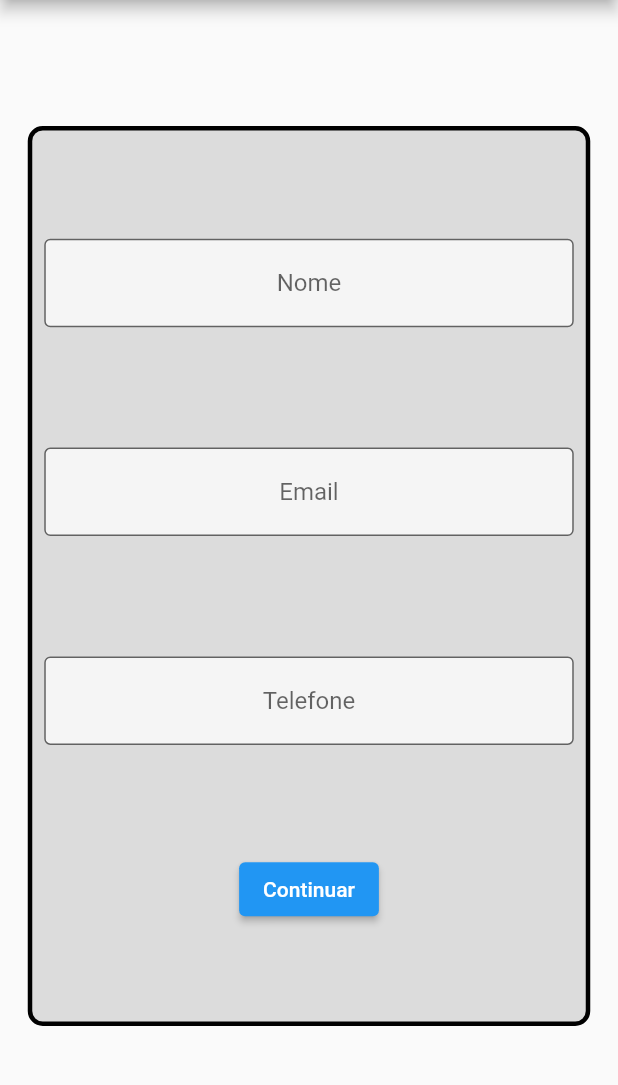
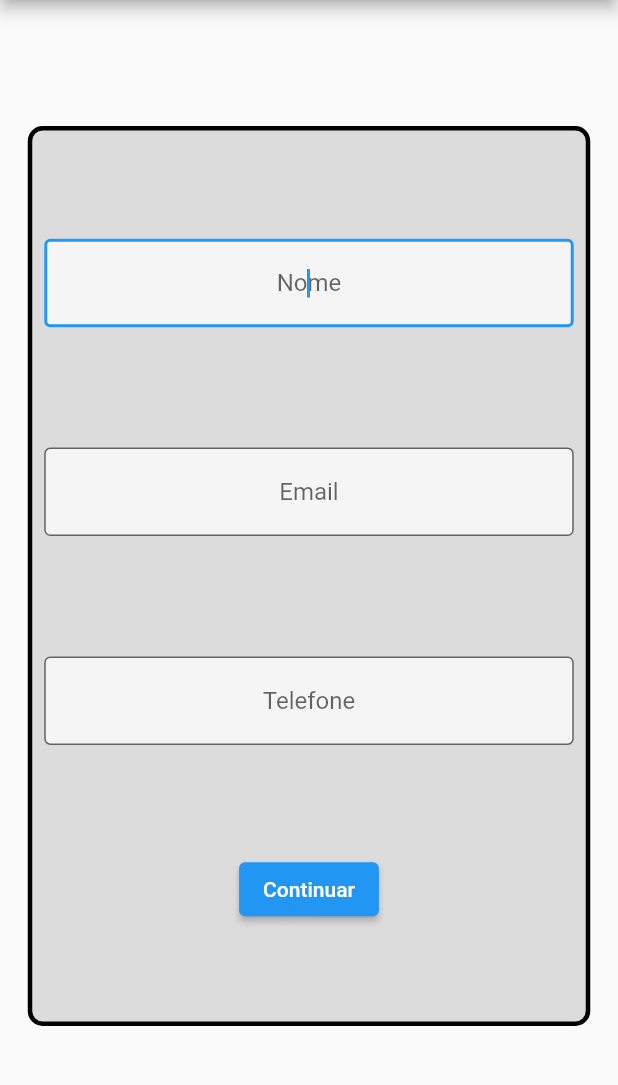
Before and after one commit to BlackLeg15/formulario_curso, a Flutter app: the screen it shows after launch, on a phone screen of 412 x 824 dp, the part 84-1169 px from its top. Run offline on Flutter 3.47's test engine with Material 2 defaults, Android fonts, the phone set to English and light mode, and no system bars; our stand-ins replace mask_text_input_formatter.

Commit message:
feat: inherited widget, masks, focus node

```diff
--- a/lib/controller/tema_controller.dart
+++ /dev/null
@@ -1,9 +0,0 @@
-import 'package:flutter/material.dart';
-
-class TemaController {
-  final ValueNotifier<bool> thema = ValueNotifier(true);
-
-  void changeThema() {
-    thema.value = !thema.value;
-  }
-}
--- /dev/null
+++ b/lib/controllers/tema_controller.dart
@@ -0,0 +1,9 @@
+import 'package:flutter/material.dart';
+
+class TemaController {
+  final themeMode = ValueNotifier(ThemeMode.system);
+
+  void changeThema(ThemeMode themeMode) {
+    this.themeMode.value = themeMode;
+  }
+}
--- a/lib/main.dart
+++ b/lib/main.dart
@@ -1,6 +1,7 @@
 import 'package:flutter/material.dart';
-import 'package:formulario_curso/controller/tema_controller.dart';
-import 'package:formulario_curso/form_screen.dart';
+import 'package:formulario_curso/controllers/tema_controller.dart';
+import 'package:formulario_curso/screens/form_screen.dart';
+import 'package:formulario_curso/widgets/theme_inherited_widget.dart';
 
 void main() {
   runApp(MyApp());
@@ -12,20 +13,23 @@ class MyApp extends StatelessWidget {
 
   @override
   Widget build(BuildContext context) {
-    return ValueListenableBuilder<bool>(
-        valueListenable: _temaController.thema,
-        builder: (BuildContext context, bool value, Widget? child) {
-          return MaterialApp(
-            title: 'Flutter Demo',
-            theme: value
-                ? ThemeData(
-                    primarySwatch: Colors.blue,
-                  )
-                : ThemeData.dark(),
-            home: FormScreen(
-              thema: _temaController,
-            ),
-          );
-        });
+    return ThemeInheritedWidget(
+      temaController: _temaController,
+      child: Builder(builder: (context) {
+        final themeInheritedWidget = context.getInheritedWidgetOfExactType<ThemeInheritedWidget>()!;
+        final themeValueNotifier = themeInheritedWidget.temaController.themeMode;
+        return ValueListenableBuilder<ThemeMode>(
+            valueListenable: themeValueNotifier,
+            builder: (context, themeMode, child) {
+              return MaterialApp(
+                title: 'Flutter Demo',
+                theme: ThemeData(primarySwatch: Colors.blue),
+                darkTheme: ThemeData.dark(),
+                themeMode: themeMode,
+                home: const FormScreen(),
+              );
+            });
+      }),
+    );
   }
 }
--- a/lib/form_screen.dart
+++ b/lib/screens/form_screen.dart
@@ -1,13 +1,10 @@
 import 'package:flutter/material.dart';
-import 'package:formulario_curso/controller/tema_controller.dart';
+import 'package:mask_text_input_formatter/mask_text_input_formatter.dart';
+
+import '../widgets/theme_inherited_widget.dart';
 
 class FormScreen extends StatefulWidget {
-  const FormScreen({
-    super.key,
-    required this.thema,
-  });
-
-  final TemaController thema;
+  const FormScreen({super.key});
 
   @override
   State<FormScreen> createState() => _FormScreenState();
@@ -19,6 +16,43 @@ class _FormScreenState extends State<FormScreen> {
   TextEditingController phoneController = TextEditingController();
   final _formKey = GlobalKey<FormState>();
 
+  late final FocusNode emailFocusNode;
+  late final FocusNode nameFocusNode;
+  late final FocusNode phoneFocusNode;
+
+  late MaskTextInputFormatter phoneMask;
+
+  @override
+  void initState() {
+    super.initState();
+    emailFocusNode = FocusNode();
+    nameFocusNode = FocusNode();
+    phoneFocusNode = FocusNode();
+    phoneMask = MaskTextInputFormatter(
+      mask: '(##) # ####-####',
+      filter: {
+        '#': RegExp('\\d'),
+      },
+    );
+    Future.delayed(const Duration(milliseconds: 300), () {
+      nameFocusNode.requestFocus();
+    });
+  }
+
+  void goNext() {
+    if (_formKey.currentState!.validate()) {
+      print('continuar...');
+    }
+  }
+
+  @override
+  void dispose() {
+    emailFocusNode.dispose();
+    nameFocusNode.dispose();
+    phoneFocusNode.dispose();
+    super.dispose();
+  }
+
   @override
   Widget build(BuildContext context) {
     return Form(
@@ -29,7 +63,17 @@ class _FormScreenState extends State<FormScreen> {
           actions: [
             IconButton(
               onPressed: () {
-                widget.thema.changeThema();
+                final themeInheritedWidget = context.getInheritedWidgetOfExactType<ThemeInheritedWidget>()!;
+                final temaController = themeInheritedWidget.temaController;
+                late ThemeMode chosenMode;
+                switch (temaController.themeMode.value) {
+                  case ThemeMode.dark:
+                    chosenMode = ThemeMode.light;
+                    break;
+                  default:
+                    chosenMode = ThemeMode.dark;
+                }
+                temaController.changeThema(chosenMode);
               },
               icon: const Icon(Icons.change_circle),
             ),
@@ -53,6 +97,7 @@ class _FormScreenState extends State<FormScreen> {
                   Padding(
                     padding: const EdgeInsets.all(8.0),
                     child: TextFormField(
+                      focusNode: nameFocusNode,
                       validator: (String? value) {
                         if (value != null && value.isEmpty) {
                           return 'Insira o nome';
@@ -68,11 +113,15 @@ class _FormScreenState extends State<FormScreen> {
                         fillColor: Colors.white70,
                         filled: true,
                       ),
+                      onFieldSubmitted: (value) {
+                        emailFocusNode.requestFocus();
+                      },
                     ),
                   ),
                   Padding(
                     padding: const EdgeInsets.all(8.0),
                     child: TextFormField(
+                      focusNode: emailFocusNode,
                       validator: (String? value) {
                         if (value != null && value.isEmpty) {
                           return 'Insira o email';
@@ -88,11 +137,16 @@ class _FormScreenState extends State<FormScreen> {
                         fillColor: Colors.white70,
                         filled: true,
                       ),
+                      onFieldSubmitted: (value) {
+                        phoneFocusNode.requestFocus();
+                      },
                     ),
                   ),
                   Padding(
                     padding: const EdgeInsets.all(8.0),
                     child: TextFormField(
+                      inputFormatters: [phoneMask],
+                      focusNode: phoneFocusNode,
                       validator: (String? value) {
                         if (value!.isEmpty) {
                           return 'Insira o telefone';
@@ -108,14 +162,13 @@ class _FormScreenState extends State<FormScreen> {
                         fillColor: Colors.white70,
                         filled: true,
                       ),
+                      onFieldSubmitted: (value) {
+                        goNext();
+                      },
                     ),
                   ),
                   ElevatedButton(
-                    onPressed: () {
-                      if (_formKey.currentState!.validate()) {
-                        print('continuar...');
-                      }
-                    },
+                    onPressed: goNext,
                     child: const Text('Continuar'),
                   ),
                 ],
--- /dev/null
+++ b/lib/widgets/theme_inherited_widget.dart
@@ -0,0 +1,12 @@
+import 'package:flutter/widgets.dart';
+import 'package:formulario_curso/controllers/tema_controller.dart';
+
+class ThemeInheritedWidget extends InheritedWidget {
+  final TemaController temaController;
+  const ThemeInheritedWidget({super.key, required super.child, required this.temaController});
+
+  @override
+  bool updateShouldNotify(covariant ThemeInheritedWidget oldWidget) {
+    return temaController.themeMode.value != oldWidget.temaController.themeMode.value;
+  }
+}
```
